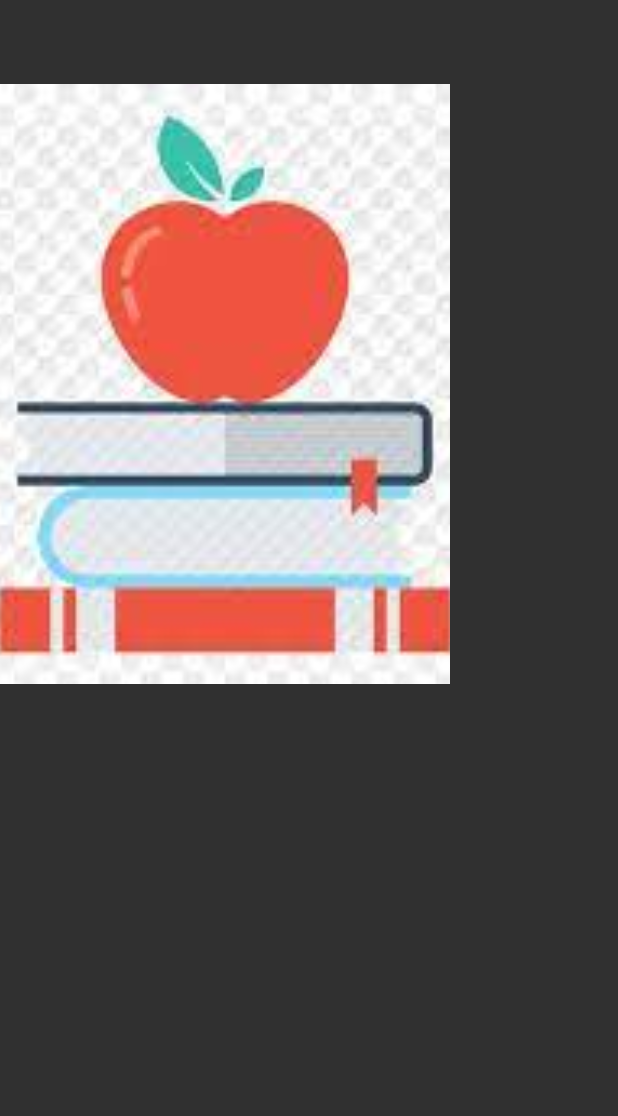
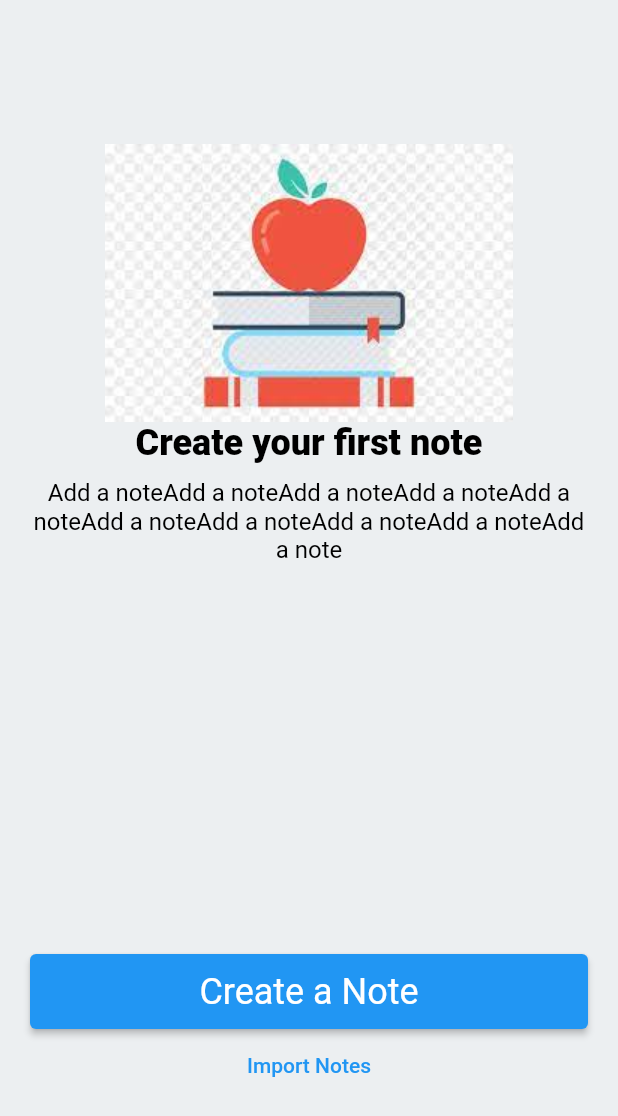
Before and after one commit to osmanabay/flutter_full_learn, a Flutter app: the screen it shows after launch, on a phone screen of 412 x 824 dp. Shown: the top 1116 px of the screen. Run offline on Flutter 3.47's test engine with Material 2 defaults, Android fonts, the phone set to English and light mode, and no system bars.

Commit message:
First Demo is completed

```diff
--- a/lib/101/image_learn.dart
+++ b/lib/101/image_learn.dart
@@ -34,5 +34,5 @@ class PngImage extends StatelessWidget {
 }
 
 class ImageItems {
-  final String appleWithBook = 'assets/appleBook.jpg';
+  final String appleWithBook = 'assets/png/appleBook.png';
 }
--- /dev/null
+++ b/lib/demos/note_demos_view.dart
@@ -0,0 +1,103 @@
+import 'package:flutter/material.dart';
+import 'package:flutter/services.dart';
+import 'package:flutter_full_learn/101/image_learn.dart';
+
+class NoteDemos extends StatelessWidget {
+  const NoteDemos({super.key});
+  final _title = 'Create your first note';
+  final _description = 'Add a note';
+  final _createNote = 'Create a Note';
+  final _importNotes = 'Import Notes';
+
+  @override
+  Widget build(BuildContext context) {
+    return Scaffold(
+      backgroundColor: Colors.blueGrey[50],
+      appBar: AppBar(
+        systemOverlayStyle: SystemUiOverlayStyle.dark,
+      ),
+      body: Padding(
+        padding: PaddingItems.horizontalAndVerticalPadding,
+        child: Column(
+          children: [
+            PngImage(path: ImageItems().appleWithBook),
+            _TitleWidget(title: _title),
+            Padding(
+              padding: PaddingItems.verticalPadding,
+              child: _SubTitleWidget(title: _description * 10, textAlign: TextAlign.center,),
+            ),
+            const Spacer(),
+            _CreateButton(createNote: _createNote),
+            TextButton(onPressed: () {}, child: Text(_importNotes)),
+            const SizedBox(height: ButtonHeights.buttonNormalHeight,)
+          ],
+        ),
+      ),
+    );
+  }
+}
+
+class _CreateButton extends StatelessWidget {
+  const _CreateButton({
+    super.key,
+    required String createNote,
+  }) : _createNote = createNote;
+
+  final String _createNote;
+
+  @override
+  Widget build(BuildContext context) {
+    return ElevatedButton(
+        onPressed: () {},
+        child: SizedBox(
+            height: ButtonHeights.buttonNormalHeight,
+            child: Center(
+                child: Text(
+              _createNote,
+              style: Theme.of(context).textTheme.headlineSmall,
+            ))));
+  }
+}
+
+class _SubTitleWidget extends StatelessWidget {
+  const _SubTitleWidget(
+      {required this.title, required this.textAlign});
+  final TextAlign textAlign;
+  final String title;
+  @override
+  Widget build(BuildContext context) {
+    return Text(title,
+        textAlign: textAlign,
+        style: Theme.of(context)
+            .textTheme
+            .titleMedium
+            ?.copyWith(color: Colors.black, fontWeight: FontWeight.w400));
+  }
+}
+
+class _TitleWidget extends StatelessWidget {
+  const _TitleWidget({
+    required this.title,
+  });
+
+  final String title;
+
+  @override
+  Widget build(BuildContext context) {
+    return Text(title,
+        style: Theme.of(context)
+            .textTheme
+            .headlineSmall
+            ?.copyWith(color: Colors.black, fontWeight: FontWeight.w800));
+  }
+}
+
+class PaddingItems {
+  static const EdgeInsets horizontalAndVerticalPadding =
+      EdgeInsets.symmetric(horizontal: 20, vertical: 40);
+  static const EdgeInsets verticalPadding = EdgeInsets.symmetric(vertical: 10);
+}
+
+class ButtonHeights {
+  static const double buttonNormalHeight = 50;
+}
--- a/lib/main.dart
+++ b/lib/main.dart
@@ -1,9 +1,8 @@
 import 'package:flutter/material.dart';
 import 'package:flutter/services.dart';
 
-import '101/card_learn.dart';
 import '101/color_learn.dart';
-import '101/image_learn.dart';
+import 'demos/note_demos_view.dart';
 
 void main() {
   runApp(const MyApp());
@@ -27,7 +26,7 @@ class MyApp extends StatelessWidget {
         backgroundColor: Colors.transparent,
         elevation: 0,
       )),
-      home: const ImageLearn(),
+      home: const NoteDemos(),
     );
   }
 }
--- a/pubspec.yaml
+++ b/pubspec.yaml
@@ -60,8 +60,8 @@ flutter:
 
   # To add assets to your application, add an assets section, like this:
   assets:
-    - assets/appleBook.jpg
-    - assets/jpg/
+    - assets/png/appleBook.png
+    - assets/png/
 
   # An image asset can refer to one or more resolution-specific "variants", see
   # https://flutter.dev/assets-and-images/#resolution-aware
```
Also changed, not shown: assets/png/appleBook.png (renamed from assets/appleBook.jpg).
